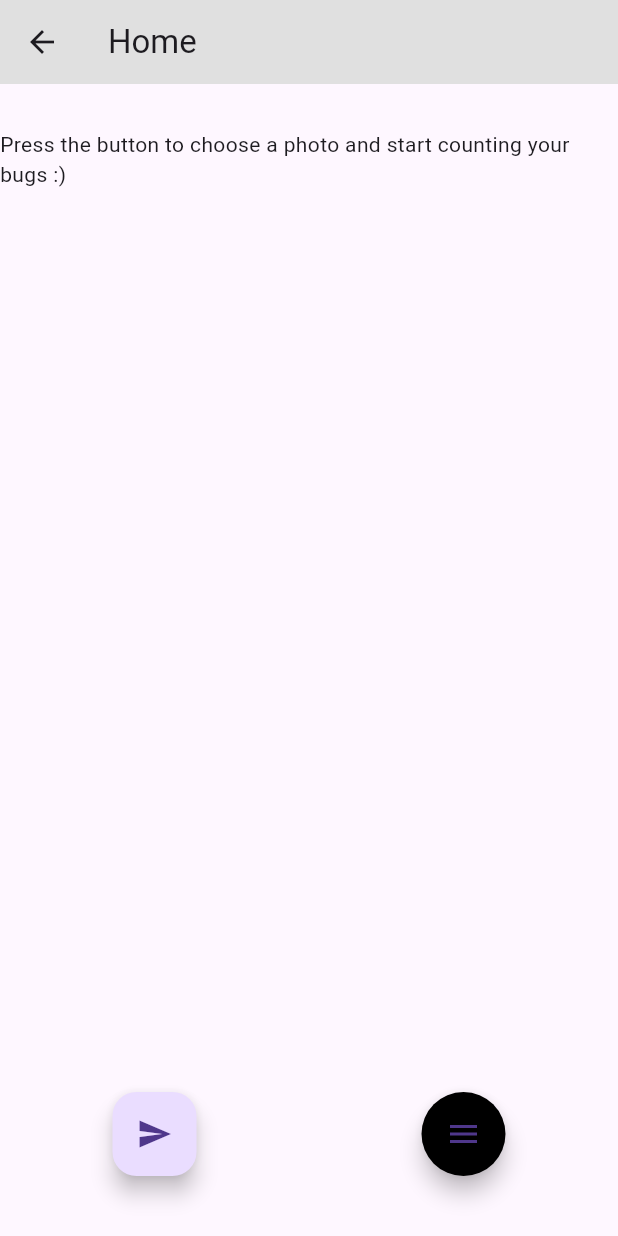
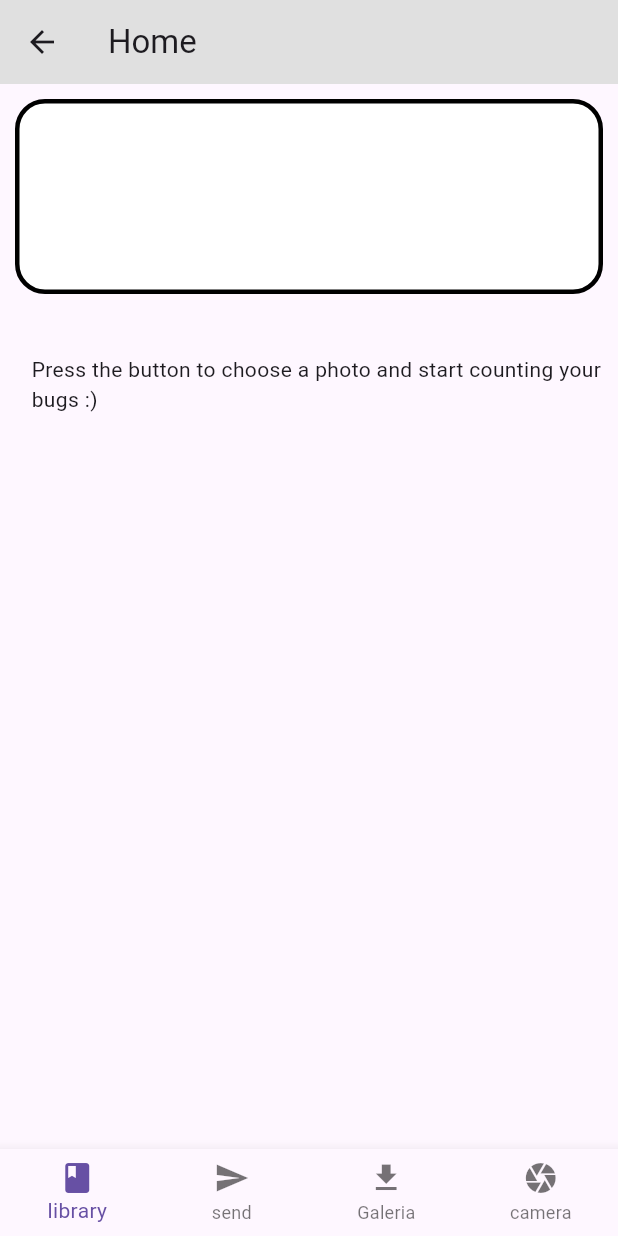
Before and after one commit to HackerSchool/count-my-bugs, a Flutter app: the FirstPage screen opened directly, on a phone screen of 412 x 824 dp. Run offline on Flutter 3.47's test engine with Material 3 defaults, Android fonts, the light colour scheme and no system bars; drawn by our look-alikes of flutter_speed_dial; our stand-ins replace image_picker.

Commit message:
Frontend do Luacs

```diff
--- a/lib/Functions.dart
+++ b/lib/Functions.dart
@@ -1,4 +1,5 @@
 import 'package:flutter/foundation.dart';
+import 'package:flutter/material.dart';
 import 'package:image_picker/image_picker.dart';
 class F {
 
@@ -33,3 +34,23 @@ class F {
     }
 
   }
+
+  class Barra extends StatelessWidget {
+  const Barra({super.key});
+
+  @override
+  Widget build(BuildContext context) {
+    return Padding(
+              padding: const EdgeInsets.all(10.0),
+              child: Container(
+                height: 130,
+                width: 200,
+                decoration: BoxDecoration(
+                  borderRadius: const BorderRadius.all(Radius.circular(20)),
+                  color: Colors.white,
+                  border: Border.all(color: Colors.black, width: 3),
+                ),
+              )
+            );
+  }
+}
--- a/lib/futuro.dart
+++ b/lib/futuro.dart
@@ -10,6 +10,8 @@ import 'base.dart';
 import 'Functions.dart';
 import 'intro.dart';
 
+
+
 class FirstPage extends StatefulWidget {
   const FirstPage({super.key});
 
@@ -19,7 +21,58 @@ class FirstPage extends StatefulWidget {
 
 class _FirstPageState extends State<FirstPage> {
 
-String final_response = "aaaa";
+
+Future _navigateBottomBar(int index) async{
+  if (index==1){
+    showDialog(
+      context: context,
+      builder: (context){
+        return Center(child: CircularProgressIndicator());
+      }
+    );
+
+    var responde = await BaseClient().post(web_image); //manda-se a imagem
+    var teste = await BaseClient().get();              //recebe-se a imagem modificada e a contagem. Estao dentro de teste
+
+    responde = base64Decode(teste['imagem']);
+    var num = teste['numeros'];
+
+    setState(() {
+      web_image = responde;            //passa-se a imagem e o numero para as variaveis globais
+      num_colonias = num;
+    });
+
+    /*Tira o círculo*/
+
+    Navigator.of(context).pop();
+
+
+  }
+  if (index==2){
+      var a = await F().getImage(false, web_image);
+
+    setState(() {
+      web_image = a;
+      check_image = 1;
+    });
+  }
+  if(index==3){
+
+    var a = await F().getImage(true, web_image);           //A camera n esta a funcionar em web, mas funciona com o Android
+
+    setState(() {
+
+      print(web_image);
+      web_image = a;
+      check_image = 1;
+
+    });
+  }
+}
+
+
+
+
 final picker = ImagePicker();
 int check_image = 1;             // verifica se alguma imagem foi selcionada (Sim == 1; Nao == 0)
 //File? file;                   //variavel do tipo ficheiro que guarda a imagem que sai da funçao, caso nao web
@@ -50,15 +103,45 @@ final isDialOpen = ValueNotifier(false);
           title: Text("Home"),
           backgroundColor: Colors.grey[300],
         ),
-        body: Column(
-          mainAxisAlignment: MainAxisAlignment.spaceBetween,
+
+
+
+        bottomNavigationBar: BottomNavigationBar(
+          type: BottomNavigationBarType.fixed,
+          onTap: _navigateBottomBar,
+          items: [
+           BottomNavigationBarItem(
+            icon: Icon(Icons.book),
+            label: "library",
+          ),
+          BottomNavigationBarItem(
+            icon: Icon(Icons.send),
+            label: "send",
+          ),
+          BottomNavigationBarItem(
+            icon: Icon(Icons.file_download),
+            label: "Galeria",
+          ),
+          BottomNavigationBarItem(
+            icon: Icon(Icons.camera),
+            label: "camera",
+          ),
+        ]),
+
+        body:
+        ListView(
           children: [
+
+            Barra(),
+            //Barra(),
+
+
             SizedBox(
-              height: 500,
-              width: 500,
+              height: 250,
+              width: 250,
               child: listEquals(web_image, b)?
               Container(
-                padding: EdgeInsets.only(top: 30),
+                padding: EdgeInsets.only(top: 30, left: 21),
                 child: Text(
                   'Press the button to choose a photo and start counting your bugs :)'
                 )
@@ -73,74 +156,8 @@ final isDialOpen = ValueNotifier(false);
 
             ),
 
-            Container(
-              padding: EdgeInsets.only(bottom: 40),
-              child: Row(
-                mainAxisAlignment: MainAxisAlignment.spaceAround,
-                children: [
-
-                  FloatingActionButton(
-                    child: Icon(Icons.send),
-
-                    onPressed: ()async{
-                     var responde = await BaseClient().post(web_image); //manda-se a imagem
-                     var teste = await BaseClient().get();              //recebe-se a imagem modificada e a contagem. Estao dentro de teste
-                     responde = base64Decode(teste['imagem']);
-                     var num = teste['numeros'];
-                      setState(() {
-                        web_image = responde;            //passa-se a imagem e o numero para as variaveis globais
-                        num_colonias = num;
-                      });
-                    },
-                  ),
 
 
-
-                  SpeedDial(
-                    animatedIcon: AnimatedIcons.menu_close, //por os botoes bonitos
-                    backgroundColor: Colors.black,
-                    overlayColor: Colors.black,
-                    overlayOpacity: 0.4,
-                    spacing: 10,
-                    spaceBetweenChildren: 12,
-                    openCloseDial: isDialOpen,    //isto serve para quando se carregar na seta de voltar atras com o menu aberto, sairmos do menu
-                                                  // em vez de sairmos da aplicaçao
-                    children: [
-                      SpeedDialChild(
-                        child: Icon(Icons.file_download),
-                        label: 'Galeria',
-                        onTap: ()async{
-                          var a = await F().getImage(false, web_image);
-
-                        setState(() {
-                          web_image = a;
-                          check_image = 1;
-                        });
-                        }
-                      ),
-
-                      SpeedDialChild(
-                        child: Icon(Icons.camera),
-                        label: 'Camera',
-                        onTap: ()async{
-
-                        var a = await F().getImage(true, web_image);           //A camera n esta a funcionar em web, mas funciona com o Android
-
-                        setState(() {
-
-                          print(web_image);
-                          web_image = a;
-                          check_image = 1;
-
-                        });
-                        },
-                      )
-                    ],
-                  )
-                ],
-              ),
-            ),
-            //Text(final_response), // mostra-se a string modificada
 
           ],
         )
```
Also changed, not shown: lib/intro.dart (line endings or trailing spaces), pubspec.lock. Lines whose indentation alone changed are shown as unchanged.
